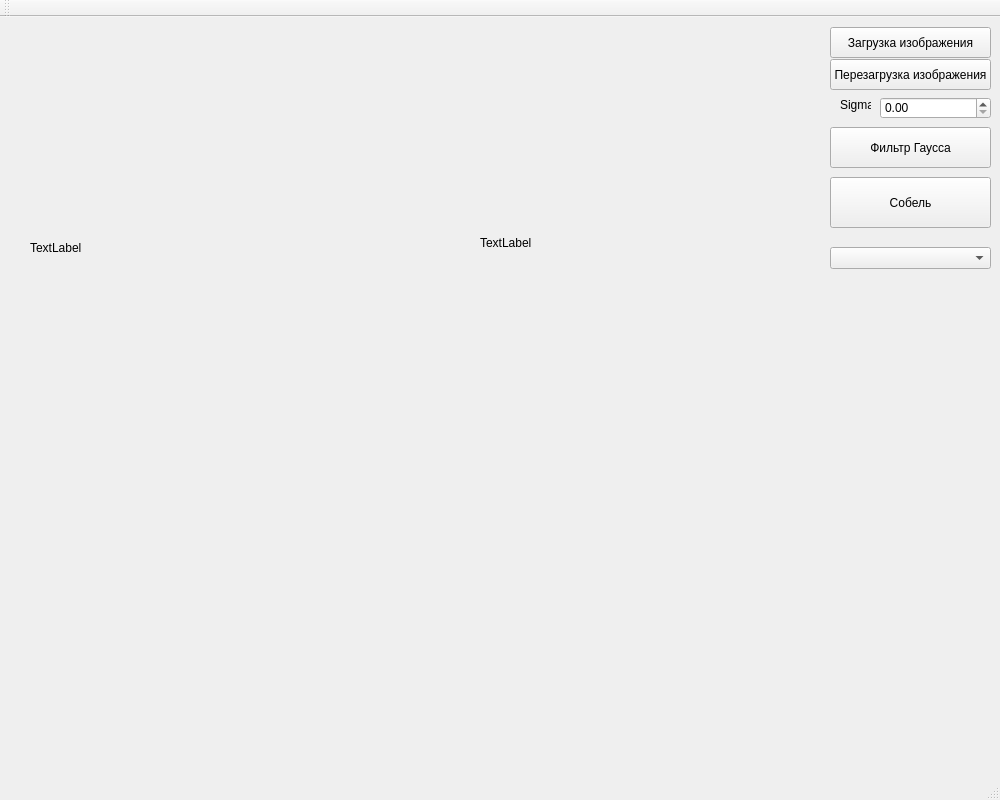
First picture: the form in mainwindow.ui, repository StenFox/Image, before the edit.
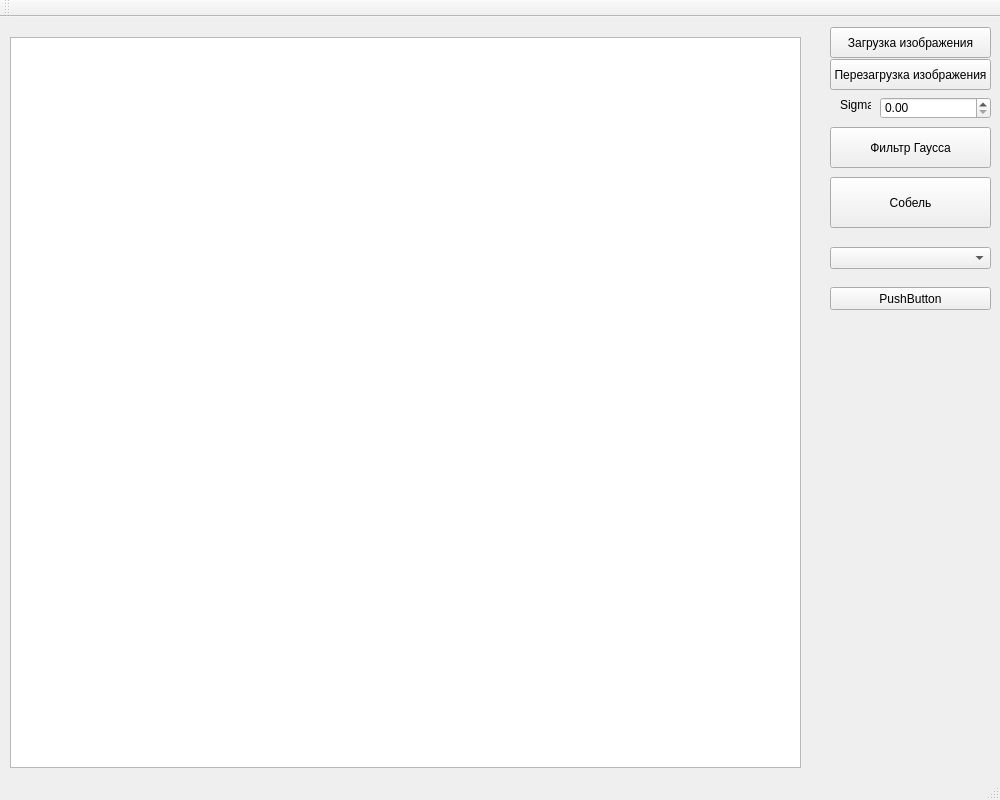
Second picture: the form after the edit.

Patch:
```diff
--- a/mainwindow.ui
+++ b/mainwindow.ui
@@ -30,10 +30,10 @@
    <widget class="QLabel" name="label">
     <property name="geometry">
      <rect>
-      <x>480</x>
-      <y>20</y>
-      <width>321</width>
-      <height>411</height>
+      <x>110</x>
+      <y>30</y>
+      <width>51</width>
+      <height>41</height>
      </rect>
     </property>
     <property name="text">
@@ -84,8 +84,8 @@
      <rect>
       <x>30</x>
       <y>30</y>
-      <width>381</width>
-      <height>401</height>
+      <width>61</width>
+      <height>41</height>
      </rect>
     </property>
     <property name="text">
@@ -128,6 +128,29 @@
      <string>Sigma</string>
     </property>
    </widget>
+   <widget class="QPushButton" name="pushButton">
+    <property name="geometry">
+     <rect>
+      <x>830</x>
+      <y>270</y>
+      <width>161</width>
+      <height>23</height>
+     </rect>
+    </property>
+    <property name="text">
+     <string>PushButton</string>
+    </property>
+   </widget>
+   <widget class="QGraphicsView" name="graphicsView">
+    <property name="geometry">
+     <rect>
+      <x>10</x>
+      <y>20</y>
+      <width>791</width>
+      <height>731</height>
+     </rect>
+    </property>
+   </widget>
   </widget>
   <widget class="QMenuBar" name="menuBar">
    <property name="geometry">
```
